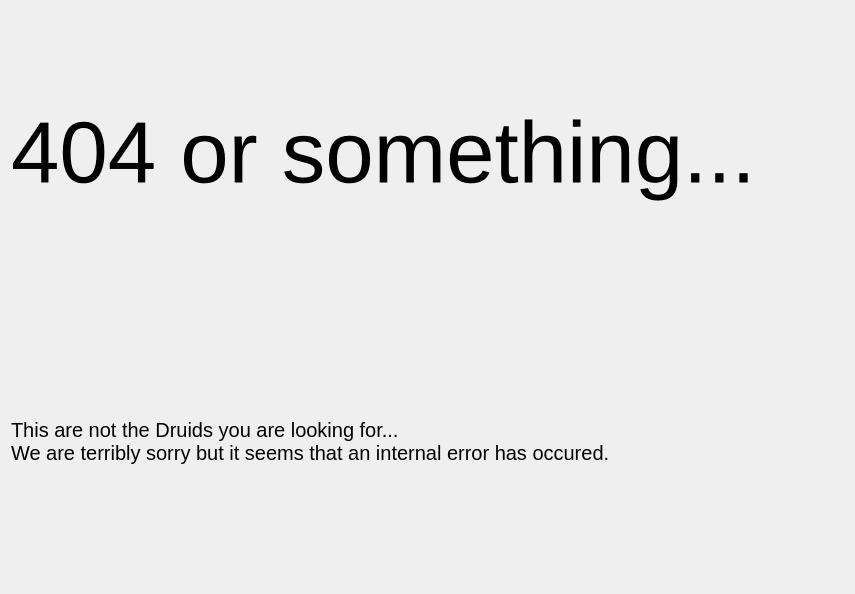
Before: the Qt Designer form OBDCU/src/View/errorpage.ui in z1230601/BAKK_Prodanovic_Zaric_OBD, drawn with Qt 5.
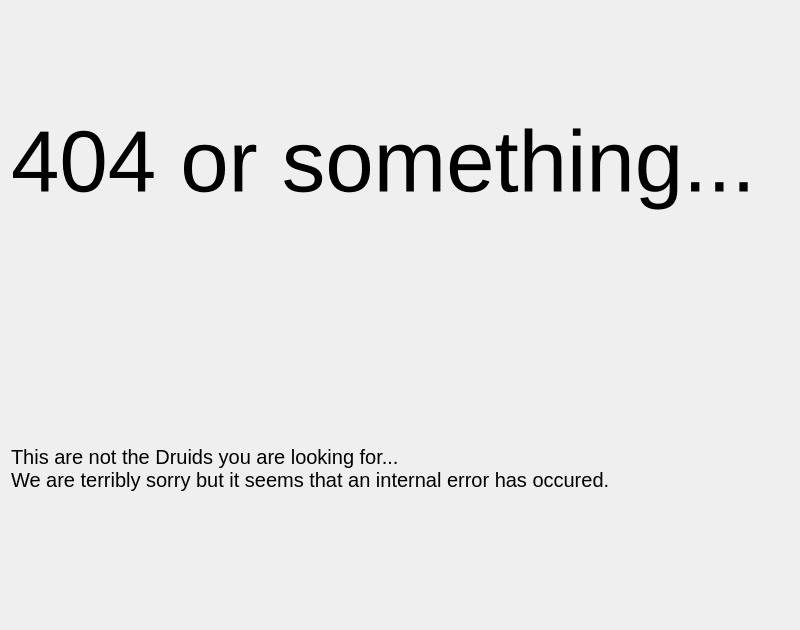
After: the same form once the commit is applied.

```diff
--- a/OBDCU/src/View/errorpage.ui
+++ b/OBDCU/src/View/errorpage.ui
@@ -6,8 +6,8 @@
    <rect>
     <x>0</x>
     <y>0</y>
-    <width>855</width>
-    <height>594</height>
+    <width>800</width>
+    <height>630</height>
    </rect>
   </property>
   <property name="windowTitle">
```
